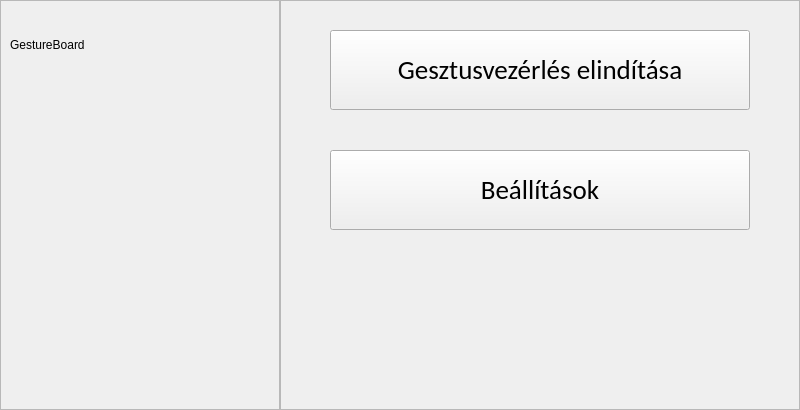
Old version of the form UI/Views/mainMenuForm.ui in the repository Excal21/GestureBoard.
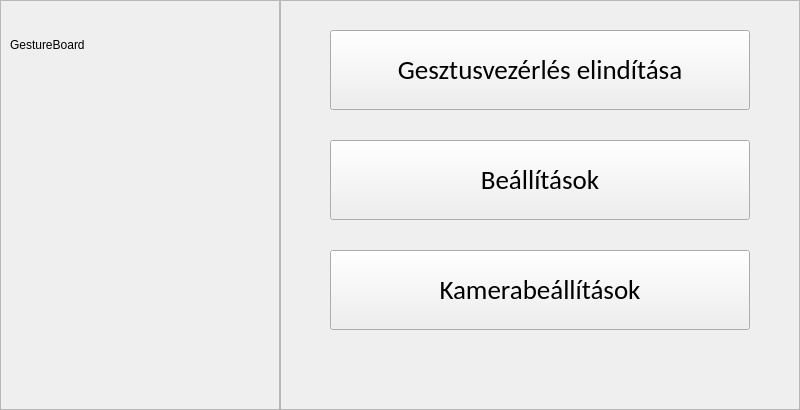
New version of the form.

Diff of the .ui file:
```diff
--- a/UI/Views/mainMenuForm.ui
+++ b/UI/Views/mainMenuForm.ui
@@ -42,50 +42,6 @@
     </property>
    </widget>
   </widget>
-  <widget class="QPushButton" name="btnStart">
-   <property name="geometry">
-    <rect>
-     <x>330</x>
-     <y>30</y>
-     <width>420</width>
-     <height>80</height>
-    </rect>
-   </property>
-   <property name="font">
-    <font>
-     <family>Calibri</family>
-     <pointsize>20</pointsize>
-    </font>
-   </property>
-   <property name="styleSheet">
-    <string notr="true"/>
-   </property>
-   <property name="text">
-    <string>Gesztusvezérlés elindítása</string>
-   </property>
-  </widget>
-  <widget class="QPushButton" name="btnOptions">
-   <property name="geometry">
-    <rect>
-     <x>330</x>
-     <y>150</y>
-     <width>420</width>
-     <height>80</height>
-    </rect>
-   </property>
-   <property name="font">
-    <font>
-     <family>Calibri</family>
-     <pointsize>20</pointsize>
-    </font>
-   </property>
-   <property name="styleSheet">
-    <string notr="true"/>
-   </property>
-   <property name="text">
-    <string>Beállítások</string>
-   </property>
-  </widget>
   <widget class="QFrame" name="frameButtons">
    <property name="geometry">
     <rect>
@@ -101,6 +57,72 @@
    <property name="frameShadow">
     <enum>QFrame::Shadow::Raised</enum>
    </property>
+   <widget class="QPushButton" name="btnCameraOptions">
+    <property name="geometry">
+     <rect>
+      <x>50</x>
+      <y>250</y>
+      <width>420</width>
+      <height>80</height>
+     </rect>
+    </property>
+    <property name="font">
+     <font>
+      <family>Calibri</family>
+      <pointsize>20</pointsize>
+     </font>
+    </property>
+    <property name="styleSheet">
+     <string notr="true"/>
+    </property>
+    <property name="text">
+     <string>Kamerabeállítások</string>
+    </property>
+   </widget>
+   <widget class="QPushButton" name="btnOptions">
+    <property name="geometry">
+     <rect>
+      <x>50</x>
+      <y>140</y>
+      <width>420</width>
+      <height>80</height>
+     </rect>
+    </property>
+    <property name="font">
+     <font>
+      <family>Calibri</family>
+      <pointsize>20</pointsize>
+     </font>
+    </property>
+    <property name="styleSheet">
+     <string notr="true"/>
+    </property>
+    <property name="text">
+     <string>Beállítások</string>
+    </property>
+   </widget>
+   <widget class="QPushButton" name="btnStart">
+    <property name="geometry">
+     <rect>
+      <x>50</x>
+      <y>30</y>
+      <width>420</width>
+      <height>80</height>
+     </rect>
+    </property>
+    <property name="font">
+     <font>
+      <family>Calibri</family>
+      <pointsize>20</pointsize>
+     </font>
+    </property>
+    <property name="styleSheet">
+     <string notr="true"/>
+    </property>
+    <property name="text">
+     <string>Gesztusvezérlés elindítása</string>
+    </property>
+   </widget>
   </widget>
  </widget>
  <resources/>
```
Left out of the diff: 2 changed lines with no effect on the pictures.
